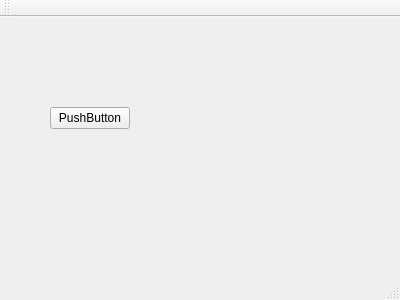
Before: the Qt Designer form untitled9/mainwindow.ui in ryder1986/language-learning, drawn with Qt 5.
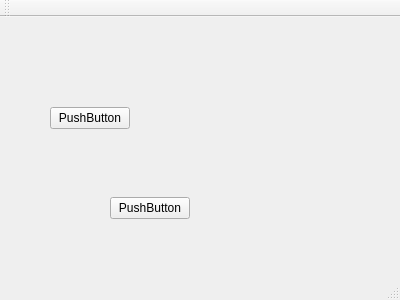
After: the same form once the commit is applied.

```diff
--- a/untitled9/mainwindow.ui
+++ b/untitled9/mainwindow.ui
@@ -27,6 +27,19 @@
      <string>PushButton</string>
     </property>
    </widget>
+   <widget class="QPushButton" name="pushButton_2">
+    <property name="geometry">
+     <rect>
+      <x>110</x>
+      <y>180</y>
+      <width>80</width>
+      <height>22</height>
+     </rect>
+    </property>
+    <property name="text">
+     <string>PushButton</string>
+    </property>
+   </widget>
   </widget>
   <widget class="QMenuBar" name="menuBar">
    <property name="geometry">
```
